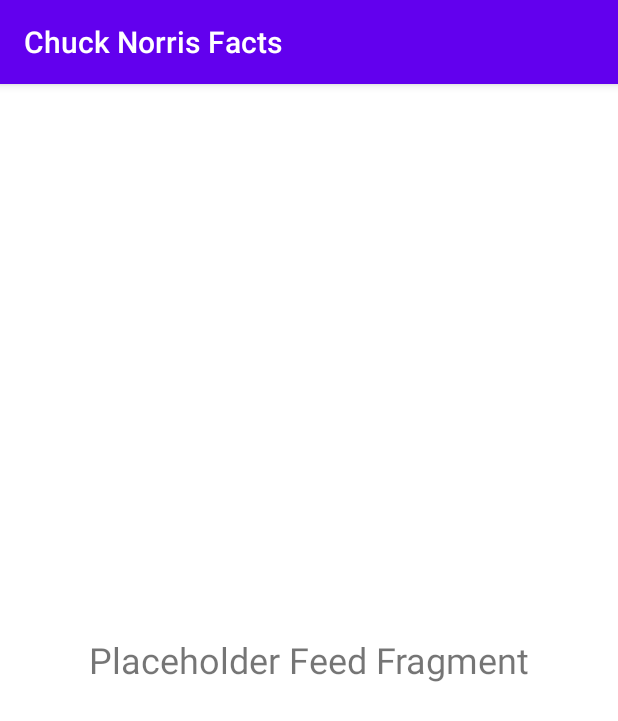
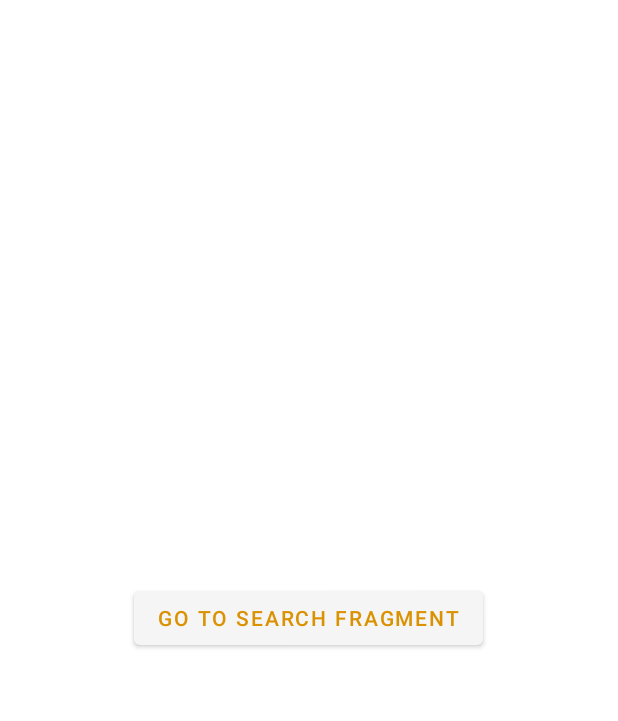
Before and after one commit to bfpimentel/chuck-norris-app, an Android app: the screen it shows after launch (MainActivity), on a phone screen of 412 x 824 dp. Shown: the top 721 px of the screen. Run offline under Robolectric (Android 15) with nearby library versions, the light colour scheme and no system bars.

Commit message:
feat: adds search fragment
- adds search fragment with its viewmodel and module
- adds input on facts fragment viewmodel to route to search fragment
using the navigator

```diff
--- a/app/src/main/java/dev/pimentel/chucknorris/presentation/facts/FactsContract.kt
+++ b/app/src/main/java/dev/pimentel/chucknorris/presentation/facts/FactsContract.kt
@@ -4,5 +4,7 @@
 
 interface FactsContract {
 
-    interface ViewModel : BaseContract.ViewModel
+    interface ViewModel : BaseContract.ViewModel {
+        fun navigateToSearch()
+    }
 }
--- a/app/src/main/java/dev/pimentel/chucknorris/presentation/facts/FactsFragment.kt
+++ b/app/src/main/java/dev/pimentel/chucknorris/presentation/facts/FactsFragment.kt
@@ -9,11 +9,15 @@
     R.layout.facts_fragment_layout
 ) {
 
-    override val modules = factsModule
+    override val module = factsModule
     override val viewModel: FactsContract.ViewModel by viewModel<FactsViewModel>()
 
     override fun bindView() = initBinding(
         FactsFragmentLayoutBinding.inflate(layoutInflater),
         this
-    ) { }
+    ) {
+        factsMbGoToSearch.setOnClickListener {
+            viewModel.navigateToSearch()
+        }
+    }
 }
--- a/app/src/main/java/dev/pimentel/chucknorris/presentation/facts/FactsModule.kt
+++ b/app/src/main/java/dev/pimentel/chucknorris/presentation/facts/FactsModule.kt
@@ -1,12 +1,9 @@
 package dev.pimentel.chucknorris.presentation.facts
 
+import dev.pimentel.chucknorris.shared.navigator.Navigator
 import org.koin.androidx.viewmodel.dsl.viewModel
 import org.koin.dsl.module
 
-private val viewModelModule = module {
-    viewModel { FactsViewModel(get(), get()) }
+val factsModule = module {
+    viewModel { FactsViewModel(get<Navigator>(), get(), get()) }
 }
-
-val factsModule = listOf(
-    viewModelModule
-)
--- a/app/src/main/java/dev/pimentel/chucknorris/shared/abstractions/BaseFragment.kt
+++ b/app/src/main/java/dev/pimentel/chucknorris/shared/abstractions/BaseFragment.kt
@@ -19,7 +19,7 @@
         where ViewModelType : BaseContract.ViewModel,
               BindingType : ViewBinding {
 
-    abstract val modules: List<Module>
+    abstract val module: Module
     abstract val viewModel: ViewModelType
 
     override fun onCreateView(
@@ -27,13 +27,13 @@
         container: ViewGroup?,
         savedInstanceState: Bundle?
     ): View {
-        loadKoinModules(modules)
+        loadKoinModules(module)
         return bindView()
     }
 
     override fun onDestroy() {
         super.onDestroy()
-        unloadKoinModules(modules)
+        unloadKoinModules(module)
         unbindView()
     }
 
--- a/app/src/main/res/layout/facts_fragment_layout.xml
+++ b/app/src/main/res/layout/facts_fragment_layout.xml
@@ -3,13 +3,14 @@
     android:layout_width="match_parent"
     android:layout_height="match_parent"
     android:background="@android:color/white"
+    android:gravity="center"
     android:orientation="vertical">
 
-    <com.google.android.material.textview.MaterialTextView
-        android:layout_width="match_parent"
-        android:layout_height="match_parent"
-        android:gravity="center"
-        android:text="Placeholder Feed Fragment"
-        android:textSize="24sp" />
+    <com.google.android.material.button.MaterialButton
+        android:id="@+id/facts_mb_go_to_search"
+        android:layout_width="wrap_content"
+        android:layout_height="wrap_content"
+        android:text="Go to search fragment"
+        android:textColor="@color/colorAccent" />
 
 </LinearLayout>
--- a/app/src/main/res/navigation/main_navigation_graph.xml
+++ b/app/src/main/res/navigation/main_navigation_graph.xml
@@ -9,6 +9,16 @@
         android:id="@+id/facts_fragment"
         android:name="dev.pimentel.chucknorris.presentation.facts.FactsFragment"
         android:label="FactsFragment"
-        tools:layout="@layout/facts_fragment_layout" />
+        tools:layout="@layout/facts_fragment_layout">
+        <action
+            android:id="@+id/action_facts_fragment_to_searchFragment"
+            app:destination="@id/search_fragment" />
+    </fragment>
+
+    <fragment
+        android:id="@+id/search_fragment"
+        android:name="dev.pimentel.chucknorris.presentation.search.SearchFragment"
+        android:label="SearchFragment"
+        tools:layout="@layout/search_fragment_layout" />
 
 </navigation>
--- a/app/src/main/res/values/colors.xml
+++ b/app/src/main/res/values/colors.xml
@@ -1,6 +1,6 @@
 <?xml version="1.0" encoding="utf-8"?>
 <resources>
-    <color name="colorPrimary">#6200EE</color>
-    <color name="colorPrimaryDark">#3700B3</color>
-    <color name="colorAccent">#03DAC5</color>
+
+    <color name="colorAccent">#DA9203</color>
+
 </resources>
--- a/app/src/main/res/values/styles.xml
+++ b/app/src/main/res/values/styles.xml
@@ -1,10 +1,6 @@
 <resources>
 
-    <!-- Base application theme. -->
-    <style name="AppTheme" parent="Theme.AppCompat.Light.DarkActionBar">
-        <!-- Customize your theme here. -->
-        <item name="colorPrimary">@color/colorPrimary</item>
-        <item name="colorPrimaryDark">@color/colorPrimaryDark</item>
+    <style name="AppTheme" parent="Theme.MaterialComponents.DayNight.NoActionBar.Bridge">
         <item name="colorAccent">@color/colorAccent</item>
     </style>
 
```
Also changed, not shown: app/src/main/java/dev/pimentel/chucknorris/presentation/facts/FactsViewModel.kt (+9 -1 lines), app/src/main/java/dev/pimentel/chucknorris/presentation/search/SearchContract.kt (added, +8 -0 lines), app/src/main/java/dev/pimentel/chucknorris/presentation/search/SearchFragment.kt (added, +20 -0 lines), app/src/main/java/dev/pimentel/chucknorris/presentation/search/SearchModule.kt (added, +8 -0 lines), app/src/main/java/dev/pimentel/chucknorris/presentation/search/SearchViewModel.kt (added, +13 -0 lines), app/src/main/res/layout/search_fragment_layout.xml (added, +13 -0 lines), app/src/main/res/values/dimens.xml (added, +20 -0 lines).
